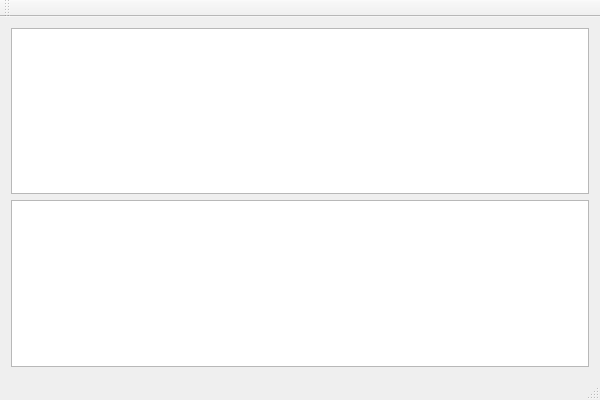
This is Sandbox/Ivan/Ivan_QtSensorTest/ivan_qtsensortest.ui in matteof/exercise as Qt 5 draws it before an edit. The edited form follows.
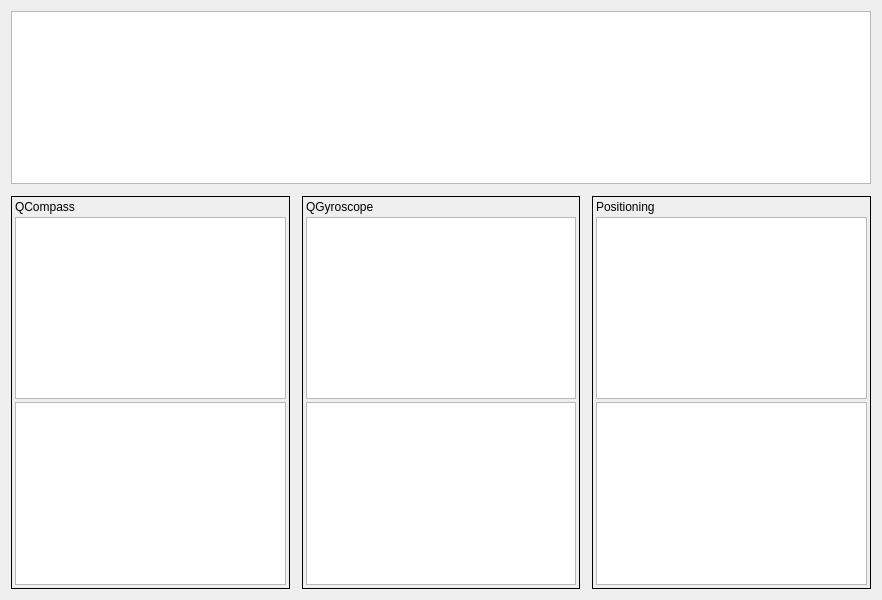
This is the edited form.

What changed in the file:
```diff
--- a/Sandbox/Ivan/Ivan_QtSensorTest/ivan_qtsensortest.ui
+++ b/Sandbox/Ivan/Ivan_QtSensorTest/ivan_qtsensortest.ui
@@ -6,20 +6,180 @@
    <rect>
     <x>0</x>
     <y>0</y>
-    <width>600</width>
-    <height>400</height>
+    <width>882</width>
+    <height>600</height>
    </rect>
   </property>
   <property name="windowTitle">
    <string>Ivan_QtSensorTest</string>
   </property>
   <widget class="QWidget" name="centralWidget">
-   <layout class="QVBoxLayout" name="verticalLayout">
-    <item>
-     <widget class="QTextEdit" name="init"/>
+   <layout class="QGridLayout" name="gridLayout">
+    <property name="spacing">
+     <number>12</number>
+    </property>
+    <item row="0" column="0" colspan="3">
+     <widget class="QTextEdit" name="mGlobalInitView">
+      <property name="readOnly">
+       <bool>true</bool>
+      </property>
+     </widget>
     </item>
-    <item>
-     <widget class="QTextEdit" name="textEdit"/>
+    <item row="1" column="0">
+     <widget class="QFrame" name="frame">
+      <property name="frameShape">
+       <enum>QFrame::Box</enum>
+      </property>
+      <property name="frameShadow">
+       <enum>QFrame::Plain</enum>
+      </property>
+      <layout class="QVBoxLayout" name="verticalLayout">
+       <property name="spacing">
+        <number>3</number>
+       </property>
+       <property name="leftMargin">
+        <number>3</number>
+       </property>
+       <property name="topMargin">
+        <number>3</number>
+       </property>
+       <property name="rightMargin">
+        <number>3</number>
+       </property>
+       <property name="bottomMargin">
+        <number>3</number>
+       </property>
+       <item>
+        <widget class="QLabel" name="label">
+         <property name="text">
+          <string>QCompass</string>
+         </property>
+        </widget>
+       </item>
+       <item>
+        <widget class="QTextEdit" name="mCompassInitView">
+         <property name="sizePolicy">
+          <sizepolicy hsizetype="Expanding" vsizetype="Expanding">
+           <horstretch>0</horstretch>
+           <verstretch>0</verstretch>
+          </sizepolicy>
+         </property>
+         <property name="readOnly">
+          <bool>true</bool>
+         </property>
+        </widget>
+       </item>
+       <item>
+        <widget class="QTextEdit" name="mCompassStatusView">
+         <property name="sizePolicy">
+          <sizepolicy hsizetype="Expanding" vsizetype="Expanding">
+           <horstretch>0</horstretch>
+           <verstretch>0</verstretch>
+          </sizepolicy>
+         </property>
+         <property name="readOnly">
+          <bool>true</bool>
+         </property>
+        </widget>
+       </item>
+      </layout>
+     </widget>
+    </item>
+    <item row="1" column="1">
+     <widget class="QFrame" name="frame_2">
+      <property name="frameShape">
+       <enum>QFrame::Box</enum>
+      </property>
+      <property name="frameShadow">
+       <enum>QFrame::Plain</enum>
+      </property>
+      <layout class="QVBoxLayout" name="verticalLayout_2">
+       <property name="spacing">
+        <number>3</number>
+       </property>
+       <property name="leftMargin">
+        <number>3</number>
+       </property>
+       <property name="topMargin">
+        <number>3</number>
+       </property>
+       <property name="rightMargin">
+        <number>3</number>
+       </property>
+       <property name="bottomMargin">
+        <number>3</number>
+       </property>
+       <item>
+        <widget class="QLabel" name="label_2">
+         <property name="text">
+          <string>QGyroscope</string>
+         </property>
+        </widget>
+       </item>
+       <item>
+        <widget class="QTextEdit" name="mGyroscopeInitView">
+         <property name="readOnly">
+          <bool>true</bool>
+         </property>
+        </widget>
+       </item>
+       <item>
+        <widget class="QTextEdit" name="mGyroscopeStatusView">
+         <property name="readOnly">
+          <bool>true</bool>
+         </property>
+        </widget>
+       </item>
+      </layout>
+     </widget>
+    </item>
+    <item row="1" column="2">
+     <widget class="QFrame" name="frame_3">
+      <property name="frameShape">
+       <enum>QFrame::Box</enum>
+      </property>
+      <property name="frameShadow">
+       <enum>QFrame::Plain</enum>
+      </property>
+      <layout class="QVBoxLayout" name="verticalLayout_3">
+       <property name="spacing">
+        <number>3</number>
+       </property>
+       <property name="leftMargin">
+        <number>3</number>
+       </property>
+       <property name="topMargin">
+        <number>3</number>
+       </property>
+       <property name="rightMargin">
+        <number>3</number>
+       </property>
+       <property name="bottomMargin">
+        <number>3</number>
+       </property>
+       <item>
+        <widget class="QLabel" name="label_3">
+         <property name="text">
+          <string>Positioning</string>
+         </property>
+        </widget>
+       </item>
+       <item>
+        <widget class="QTextEdit" name="mPositionInitView">
+         <property name="readOnly">
+          <bool>true</bool>
+         </property>
+        </widget>
+       </item>
+       <item>
+        <widget class="QTextEdit" name="mPositionStatusView">
+         <property name="readOnly">
+          <bool>true</bool>
+         </property>
+        </widget>
+       </item>
+      </layout>
+     </widget>
     </item>
    </layout>
   </widget>
@@ -33,15 +193,6 @@
     </rect>
    </property>
   </widget>
-  <widget class="QToolBar" name="mainToolBar">
-   <attribute name="toolBarArea">
-    <enum>TopToolBarArea</enum>
-   </attribute>
-   <attribute name="toolBarBreak">
-    <bool>false</bool>
-   </attribute>
-  </widget>
-  <widget class="QStatusBar" name="statusBar"/>
  </widget>
  <layoutdefault spacing="6" margin="11"/>
  <resources>
```
Left out of the diff: 2 changed lines with no effect on the pictures.
